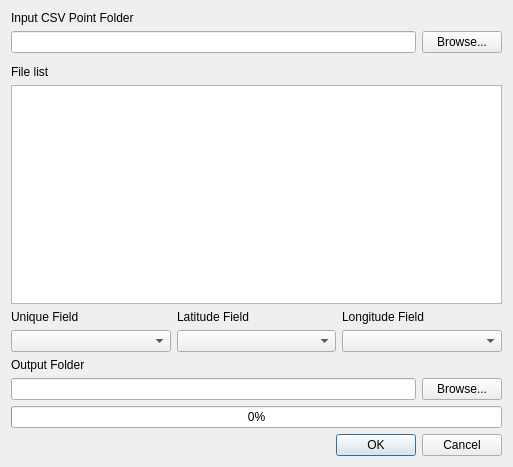
First picture: the form in forms/hcmgis_csv2shp_form.ui, repository thangqd/HCMGIS, before the edit.
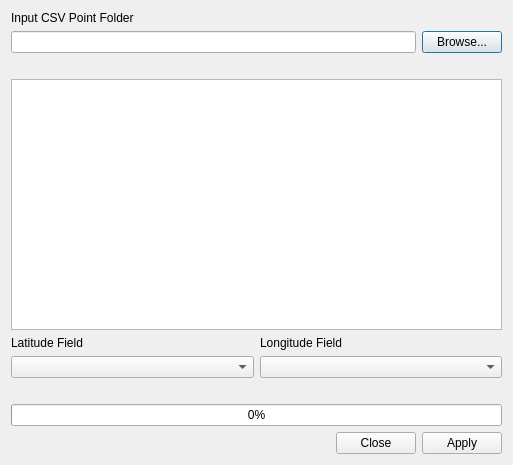
Second picture: the form after the edit. Custom widgets are drawn as their Qt base class.

What changed in the file:
```diff
--- a/forms/hcmgis_csv2shp_form.ui
+++ b/forms/hcmgis_csv2shp_form.ui
@@ -13,9 +13,15 @@
     <x>0</x>
     <y>0</y>
     <width>513</width>
-    <height>467</height>
+    <height>465</height>
    </rect>
   </property>
+  <property name="font">
+   <font>
+    <weight>50</weight>
+    <bold>false</bold>
+   </font>
+  </property>
   <property name="mouseTracking">
    <bool>false</bool>
   </property>
@@ -76,12 +82,15 @@
     </layout>
    </item>
    <item>
-    <widget class="QgsFileWidget" name="browsefile"/>
-   </item>
-   <item>
-    <widget class="QLabel" name="label_3">
+    <widget class="QLabel" name="lblCSV">
+     <property name="font">
+      <font>
+       <weight>75</weight>
+       <bold>true</bold>
+      </font>
+     </property>
      <property name="text">
-      <string>File list</string>
+      <string/>
      </property>
      <property name="alignment">
       <set>Qt::AlignBottom|Qt::AlignLeading|Qt::AlignLeft</set>
@@ -89,101 +98,48 @@
     </widget>
    </item>
    <item>
-    <widget class="QListView" name="lsCSV">
-     <property name="dragEnabled">
-      <bool>false</bool>
-     </property>
-     <property name="dragDropMode">
-      <enum>QAbstractItemView::DragDrop</enum>
-     </property>
-    </widget>
+    <widget class="QListWidget" name="lsCSV"/>
    </item>
    <item>
     <layout class="QGridLayout" name="gridLayout_2">
-     <item row="2" column="3">
-      <widget class="QComboBox" name="shape_id_field"/>
-     </item>
-     <item row="0" column="3">
-      <widget class="QLabel" name="label_6">
-       <property name="text">
-        <string>Unique Field</string>
-       </property>
-      </widget>
-     </item>
      <item row="2" column="4">
-      <widget class="QComboBox" name="latitude_field"/>
+      <widget class="QComboBox" name="longitude_field"/>
      </item>
      <item row="0" column="4">
-      <widget class="QLabel" name="label_8">
-       <property name="text">
-        <string>Latitude Field</string>
-       </property>
-      </widget>
-     </item>
-     <item row="0" column="5">
       <widget class="QLabel" name="label_7">
        <property name="text">
         <string>Longitude Field</string>
        </property>
       </widget>
      </item>
-     <item row="2" column="5">
-      <widget class="QComboBox" name="longitude_field"/>
+     <item row="2" column="3">
+      <widget class="QComboBox" name="latitude_field"/>
+     </item>
+     <item row="0" column="3">
+      <widget class="QLabel" name="label_8">
+       <property name="text">
+        <string>Latitude Field</string>
+       </property>
+      </widget>
      </item>
     </layout>
    </item>
    <item>
-    <widget class="QLabel" name="label_10">
+    <layout class="QGridLayout" name="gridLayout_4"/>
+   </item>
+   <item>
+    <widget class="QLabel" name="lblStatus">
+     <property name="font">
+      <font>
+       <weight>75</weight>
+       <bold>true</bold>
+      </font>
+     </property>
      <property name="text">
-      <string>Output Folder</string>
-     </property>
-     <property name="alignment">
-      <set>Qt::AlignBottom|Qt::AlignLeading|Qt::AlignLeft</set>
+      <string/>
      </property>
     </widget>
    </item>
-   <item>
-    <layout class="QGridLayout" name="gridLayout_4">
-     <item row="0" column="0">
-      <widget class="QLineEdit" name="LinOutputFolder">
-       <property name="enabled">
-        <bool>true</bool>
-       </property>
-       <property name="mouseTracking">
-        <bool>true</bool>
-       </property>
-       <property name="focusPolicy">
-        <enum>Qt::StrongFocus</enum>
-       </property>
-       <property name="acceptDrops">
-        <bool>false</bool>
-       </property>
-       <property name="text">
-        <string/>
-       </property>
-       <property name="readOnly">
-        <bool>false</bool>
-       </property>
-      </widget>
-     </item>
-     <item row="0" column="1">
-      <widget class="QPushButton" name="BtnOutputFolder">
-       <property name="enabled">
-        <bool>true</bool>
-       </property>
-       <property name="font">
-        <font>
-         <weight>50</weight>
-         <bold>false</bold>
-        </font>
-       </property>
-       <property name="text">
-        <string>Browse...</string>
-       </property>
-      </widget>
-     </item>
-    </layout>
-   </item>
    <item>
     <widget class="QProgressBar" name="status">
      <property name="value">
@@ -197,7 +153,7 @@
       <enum>Qt::Horizontal</enum>
      </property>
      <property name="standardButtons">
-      <set>QDialogButtonBox::Cancel|QDialogButtonBox::Ok</set>
+      <set>QDialogButtonBox::Apply|QDialogButtonBox::Close</set>
      </property>
      <property name="centerButtons">
       <bool>false</bool>
@@ -206,13 +162,6 @@
    </item>
   </layout>
  </widget>
- <customwidgets>
-  <customwidget>
-   <class>QgsFileWidget</class>
-   <extends>QWidget</extends>
-   <header>qgsfilewidget.h</header>
-  </customwidget>
- </customwidgets>
  <tabstops>
   <tabstop>BtnOKCancel</tabstop>
  </tabstops>
```
Left out of the diff: 2 changed lines with no effect on the pictures.
